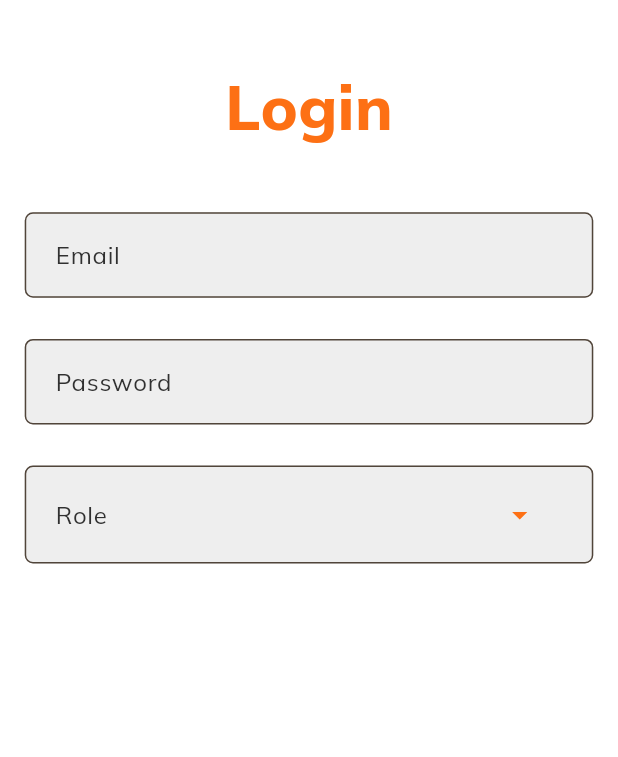
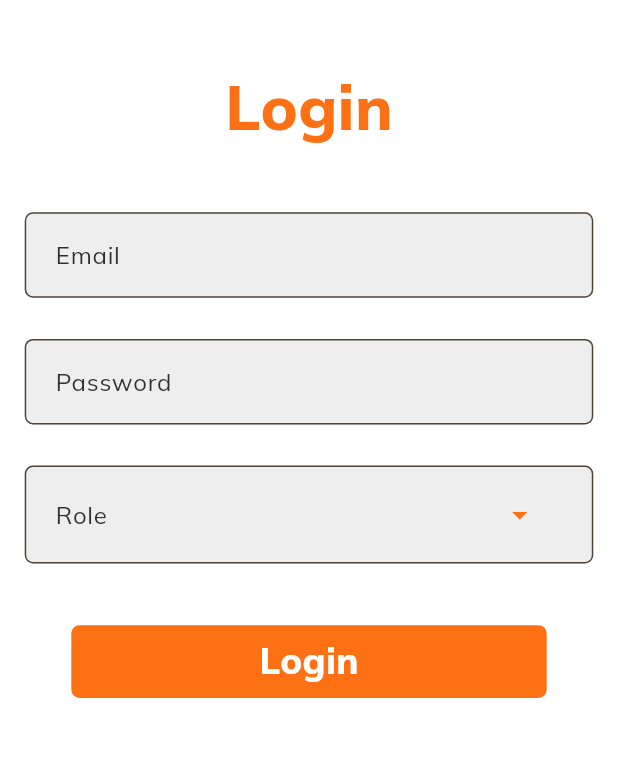
Before and after one commit to hijasahamed/FarmDairy, a Flutter app: the screen it shows after launch, on a phone screen of 412 x 824 dp, the part 179-936 px from its top. Run offline on Flutter 3.47's test engine with Material 3 defaults, Android fonts, the phone set to English and light mode, and no system bars; our stand-ins replace bloc, connectivity, flutter_bloc, flutter_svg.

Commit message:
login page creation

```diff
--- a/lib/controllers/splash_screen_functions.dart
+++ b/lib/controllers/splash_screen_functions.dart
@@ -1,15 +1,19 @@
 import 'package:connectivity/connectivity.dart';
 import 'package:farm_dairy/models/common_widgets/snack_bar_message_widget.dart';
 import 'package:farm_dairy/views/screens/login_signup_screen/login_signup_screen.dart';
+import 'package:farm_dairy/views/screens/splash_screen/bloc/splash_screen_bloc.dart';
 import 'package:flutter/material.dart';
+
+  SplashScreenBloc noNetworkLoaderBlocInstance = SplashScreenBloc();
 
 Future<void> checkLogging({required context,required Size screenSize,}) async {
   var connectivityResult = await Connectivity().checkConnectivity();
   if (connectivityResult == ConnectivityResult.none) {
+    noNetworkLoaderBlocInstance.add(NoNetworkLoaderEvent());
     snackbarMessageWidget(
         text: 'No Network Connection',
         context: context,
-        time: 2000,
+        time: 5000,
         color: Colors.red,
         textColor: Colors.white,
         behavior: SnackBarBehavior.floating);
--- a/lib/models/common_widgets/text_form_field_widget.dart
+++ b/lib/models/common_widgets/text_form_field_widget.dart
@@ -57,6 +57,7 @@ class CustomTextFormField extends StatelessWidget {
       decoration: inputDecoration,
       style: TextStyle(color: isDarkMode? Colors.white:Colors.black),
       obscureText: obscureText,
+      autovalidateMode: AutovalidateMode.onUserInteraction,
       keyboardType: keyboardType,
       validator: (value) {
         if (value == null || value.isEmpty) {
--- /dev/null
+++ b/lib/views/screens/login_signup_screen/login_signup_screen_widgets/login_signup_screen_login_button_widget/login_button/login_button.dart
@@ -0,0 +1,25 @@
+import 'package:farm_dairy/models/common_widgets/text_widget.dart';
+import 'package:flutter/material.dart';
+
+class LoginButton extends StatelessWidget {
+  const LoginButton({
+    super.key,
+    required this.screenSize,
+  });
+
+  final Size screenSize;
+
+  @override
+  Widget build(BuildContext context) {
+    var boxDecoration = BoxDecoration(
+        color: const Color(0xFFFD7014),
+        borderRadius: BorderRadius.circular(screenSize.width/75)
+      );
+    return Ink(
+      height: screenSize.height/17,
+      width: screenSize.width/1.3,
+      decoration: boxDecoration,
+      child: Center(child: TextWidget(text: 'Login', color: Colors.white, size: screenSize.width/17, fontFamily: 'FarmDairyFontBold', weight: FontWeight.bold)),
+    );
+  }
+}
--- /dev/null
+++ b/lib/views/screens/login_signup_screen/login_signup_screen_widgets/login_signup_screen_login_button_widget/login_signup_screen_login_button_widget.dart
@@ -0,0 +1,17 @@
+import 'package:farm_dairy/controllers/login_signup_screen_functions.dart';
+import 'package:farm_dairy/views/screens/login_signup_screen/login_signup_screen_widgets/login_signup_screen_login_button_widget/login_button/login_button.dart';
+import 'package:flutter/material.dart';
+
+class LoginSignupScreenLoginButtonWidget extends StatelessWidget {
+  const LoginSignupScreenLoginButtonWidget({super.key,required this.screenSize});
+  final Size screenSize;
+  @override
+  Widget build(BuildContext context) {
+    return InkWell(
+      onTap: () {
+        loginButtonClicked();
+      },
+      child: LoginButton(screenSize: screenSize),
+    );
+  }
+}
--- a/lib/views/screens/login_signup_screen/login_signup_screen_widgets/login_signup_screen_widgets.dart
+++ b/lib/views/screens/login_signup_screen/login_signup_screen_widgets/login_signup_screen_widgets.dart
@@ -1,4 +1,5 @@
 import 'package:farm_dairy/views/screens/login_signup_screen/login_signup_screen_widgets/login_signup_screen_authentication_forms/login_signup_screen_authentication_forms.dart';
+import 'package:farm_dairy/views/screens/login_signup_screen/login_signup_screen_widgets/login_signup_screen_login_button_widget/login_signup_screen_login_button_widget.dart';
 import 'package:farm_dairy/views/screens/login_signup_screen/login_signup_screen_widgets/login_signup_screen_login_text/login_signup_screen_login_text.dart';
 import 'package:farm_dairy/views/screens/login_signup_screen/login_signup_screen_widgets/login_signup_screen_logo_widget/login_signup_screen_logo_widget.dart';
 import 'package:flutter/material.dart';
@@ -25,7 +26,7 @@ class LoginSignUpScreenWidgets extends StatelessWidget {
               LoginSignUpScreenLogo(screenSize: screenSize, isDarkMode: isDarkMode),
               LoginSignUpScreenLoginText(screenSize: screenSize),
               LoginSignUpScreenAuthenticationForms(screenSize: screenSize, isDarkMode: isDarkMode),
-
+              LoginSignupScreenLoginButtonWidget(screenSize: screenSize),
             ],
           ),
         ),
--- a/lib/views/screens/login_signup_screen/login_signup_screen_widgets/role_drop_down_button_widget/role_drop_down_button_widget.dart
+++ b/lib/views/screens/login_signup_screen/login_signup_screen_widgets/role_drop_down_button_widget/role_drop_down_button_widget.dart
@@ -10,12 +10,7 @@ class RoleDropDownButtonWidget extends StatelessWidget {
 
   @override
   Widget build(BuildContext context) {
-    String? selectedItem;
-    final List<String> dropDownItems = [
-      'Admin',
-      'SalesMan',
-      'Retailer',
-    ];
+
     return Padding(
       padding: EdgeInsets.only(right: screenSize.width/25),
       child: DropdownButton<String>(
@@ -25,7 +20,7 @@ class RoleDropDownButtonWidget extends StatelessWidget {
         elevation: 5,
         isDense: true,
         iconEnabledColor: const Color(0xFFFD7014),
-        value: selectedItem,
+        value: selectedDropDownItem,
         items: dropDownItems.map((String item) {
           return DropdownMenuItem<String>(
             alignment: Alignment.center,
--- /dev/null
+++ b/lib/views/screens/splash_screen/bloc/splash_screen_event.dart
@@ -0,0 +1,6 @@
+part of 'splash_screen_bloc.dart';
+
+@immutable
+sealed class SplashScreenEvent {}
+
+class NoNetworkLoaderEvent extends SplashScreenEvent {}
--- a/lib/views/screens/splash_screen/splash_screen.dart
+++ b/lib/views/screens/splash_screen/splash_screen.dart
@@ -19,7 +19,7 @@ class _SplashScreenState extends State<SplashScreen> {
   Widget build(BuildContext context) {
     return Scaffold(
       backgroundColor: widget.isDarkMode?Colors.black:Colors.white,
-      body: SplashScreenBodyWidget(isDarkMode: widget.isDarkMode),
+      body: SplashScreenBodyWidget(isDarkMode: widget.isDarkMode,screenSize: widget.screenSize,),
     );
   }
 }
--- a/pubspec.yaml
+++ b/pubspec.yaml
@@ -33,6 +33,8 @@ dependencies:
   lottie: ^3.1.0 #for adding lottie animations
   flutter_svg: ^2.0.10+1 #for adding svg type images
   connectivity: ^3.0.6 #for checking network connectivity
+  bloc: ^8.1.4 #for bloc state management
+  flutter_bloc: ^8.1.5 #for bloc state management
 
 
 dev_dependencies:
```
Also changed, not shown: lib/controllers/login_signup_screen_functions.dart (+15 -0 lines), lib/views/screens/splash_screen/bloc/splash_screen_bloc.dart (added, +22 -0 lines), lib/views/screens/splash_screen/bloc/splash_screen_state.dart (added, +8 -0 lines), lib/views/screens/splash_screen/splash_screen_widgets/farm_dairy_logo_widget/farm_dairy_logo_widget.dart (added, +27 -0 lines), lib/views/screens/splash_screen/splash_screen_widgets/no_network_loader_widget/no_network_loader_widget.dart (added, +28 -0 lines), lib/views/screens/splash_screen/splash_screen_widgets/splash_screen_body_widget.dart (+11 -2 lines), pubspec.lock.
